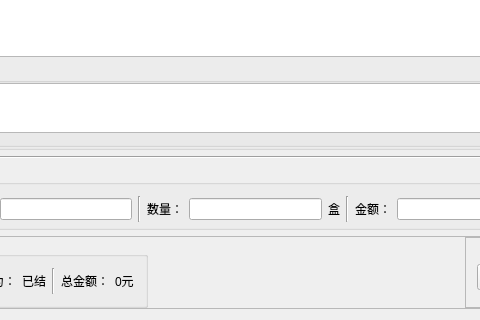
This is AccountMgrSys/AddRecordDialog.ui in dowerwang/AccountMgrSys as Qt 5 draws it before an edit; both pictures show x 263 to 743 and y 186 to 506 of the 930 by 506 pixel window. The edited form follows.
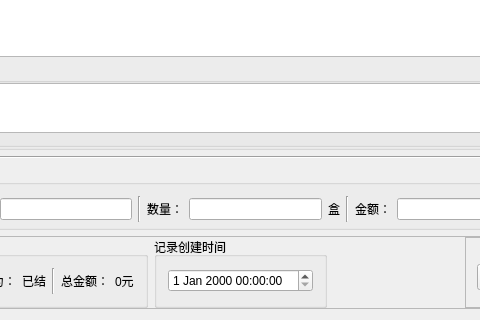
This is the edited form. Custom widgets are drawn as their Qt base class.

Commit message: 添加记录创建时间编辑框，可以修改记录的创建时间

What changed in the file:
```diff
--- a/AccountMgrSys/AddRecordDialog.ui
+++ b/AccountMgrSys/AddRecordDialog.ui
@@ -393,6 +393,18 @@
         </layout>
        </widget>
       </item>
+      <item>
+       <widget class="QGroupBox" name="groupBox_6">
+        <property name="title">
+         <string>记录创建时间</string>
+        </property>
+        <layout class="QHBoxLayout" name="horizontalLayout_2">
+         <item>
+          <widget class="QDateTimeEdit" name="dateTimeEdit"/>
+         </item>
+        </layout>
+       </widget>
+      </item>
       <item>
        <spacer name="horizontalSpacer">
         <property name="orientation">
```
The commit also changes 13 other files.
